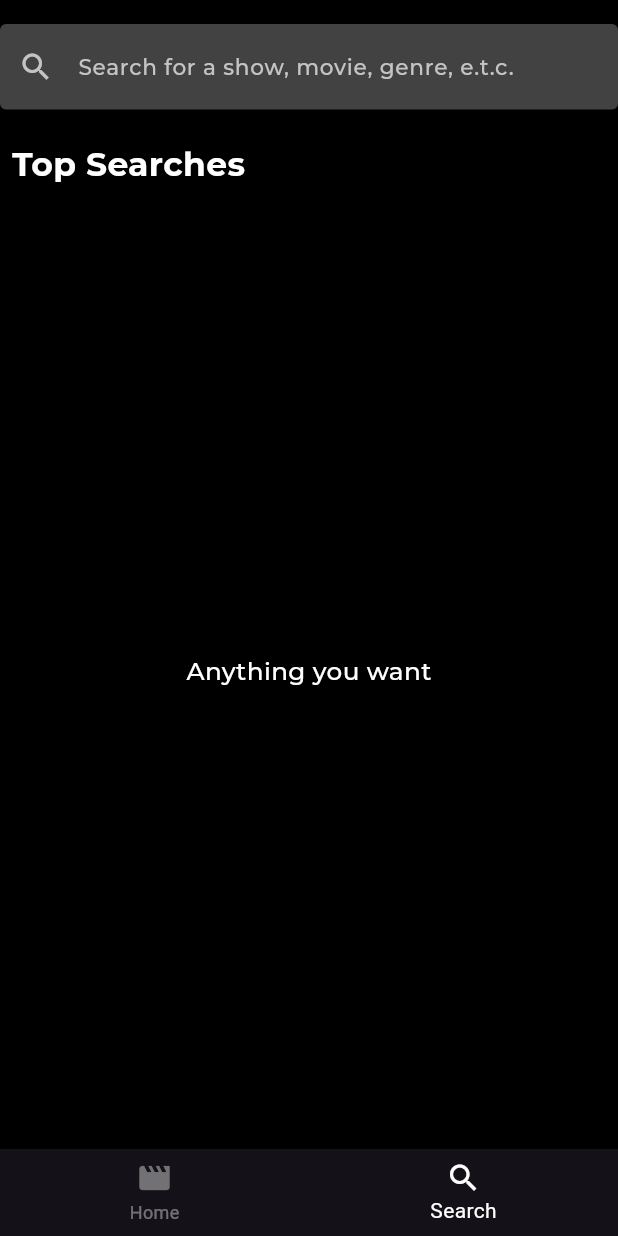
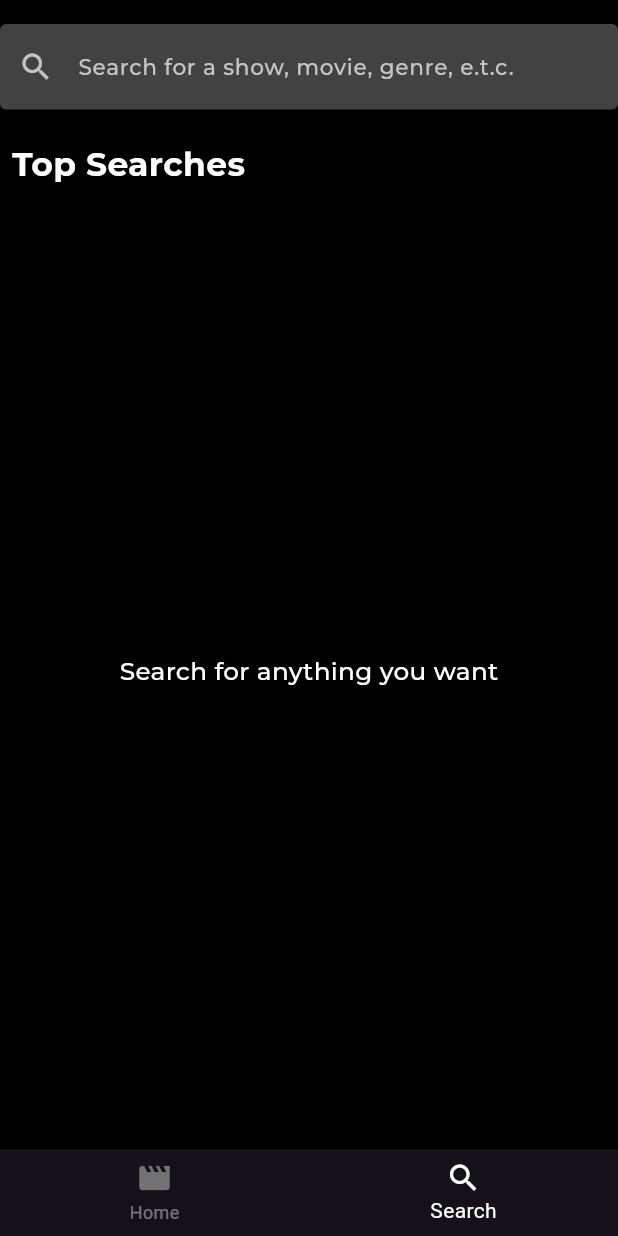
Before and after one commit to AhmedKhaled8907/netflix_clone, a Flutter app: the screen it shows after launch, item 2 of the bottom bar chosen, on a phone screen of 412 x 824 dp. Run offline on Flutter 3.47's test engine with Material 3 defaults, Android fonts, the phone set to English and light mode, and no system bars; our stand-ins replace cached_network_image, dartz, dio, flutter_bloc, flutter_svg, get_it and 1 more; network calls fail.

Commit message:
update search api

```diff
--- a/lib/core/movies/data/data_sources/movie_data_source.dart
+++ b/lib/core/movies/data/data_sources/movie_data_source.dart
@@ -1,3 +1,5 @@
+import 'dart:developer';
+
 import 'package:dio/dio.dart';
 import 'package:netflix_clone/core/movies/domain/usecase/get_movie_details_usecase.dart';
 import 'package:netflix_clone/core/movies/domain/usecase/get_movies_search_usecase.dart';
@@ -42,6 +44,7 @@ class MovieDataSourceImpl implements MovieDataSource {
     );
     if (result.statusCode == 200) {
       final List<dynamic> results = result.data;
+      log(results.toString());
       return results
           .where((result) => result['show']?['image']?['medium'] != null)
           .map(
--- a/lib/core/utils/managers/api_manager.dart
+++ b/lib/core/utils/managers/api_manager.dart
@@ -3,7 +3,8 @@ class ApiManager {
 
   static const homePath = '/search/shows?q=all';
 
-  static String searchMoviesBaseUrl(String query) => "$baseUrl/shows/$query";
+  static String searchMoviesBaseUrl(String query) =>
+      "$baseUrl/search/shows?q=$query";
 
   static String movieDetailsBaseUrl(int id) => "$baseUrl/shows/$id";
 
--- a/lib/core/utils/managers/string_manager.dart
+++ b/lib/core/utils/managers/string_manager.dart
@@ -12,5 +12,5 @@ class StringManager {
   static const String noResultsFound = 'No Results Found';
   static const String searchHintText = 'Search for a movie or TV show';
   static const String topSearch = 'Top Searches';
-  static const String anythingYouWant = 'Anything you want';
+  static const String anythingYouWant = 'Search for anything you want';
 }
```
